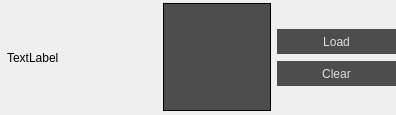
Before: the Qt Designer form src/widgets/texturepicker.ui in jahshaka/Studio, drawn with Qt 5.
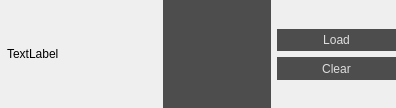
After: the same form once the commit is applied.

Patch:
```diff
--- a/src/widgets/texturepicker.ui
+++ b/src/widgets/texturepicker.ui
@@ -7,7 +7,7 @@
     <x>0</x>
     <y>0</y>
     <width>396</width>
-    <height>115</height>
+    <height>108</height>
    </rect>
   </property>
   <property name="minimumSize">
@@ -67,7 +67,7 @@
      </property>
      <property name="minimumSize">
       <size>
-       <width>150</width>
+       <width>0</width>
        <height>0</height>
       </size>
      </property>
@@ -96,16 +96,22 @@
      <property name="enabled">
       <bool>true</bool>
      </property>
+     <property name="sizePolicy">
+      <sizepolicy hsizetype="Preferred" vsizetype="Preferred">
+       <horstretch>0</horstretch>
+       <verstretch>0</verstretch>
+      </sizepolicy>
+     </property>
      <property name="minimumSize">
       <size>
-       <width>108</width>
-       <height>108</height>
+       <width>0</width>
+       <height>0</height>
       </size>
      </property>
      <property name="maximumSize">
       <size>
        <width>108</width>
-       <height>108</height>
+       <height>16777215</height>
       </size>
      </property>
      <property name="cursor">
@@ -115,7 +121,7 @@
       <bool>true</bool>
      </property>
      <property name="frameShape">
-      <enum>QFrame::Box</enum>
+      <enum>QFrame::NoFrame</enum>
      </property>
      <property name="text">
       <string/>
@@ -146,7 +152,7 @@
       <item>
        <widget class="QLabel" name="imagename">
         <property name="sizePolicy">
-         <sizepolicy hsizetype="Ignored" vsizetype="Fixed">
+         <sizepolicy hsizetype="Preferred" vsizetype="Preferred">
           <horstretch>0</horstretch>
           <verstretch>0</verstretch>
          </sizepolicy>
@@ -154,7 +160,7 @@
         <property name="minimumSize">
          <size>
           <width>0</width>
-          <height>21</height>
+          <height>0</height>
          </size>
         </property>
         <property name="maximumSize">
@@ -184,14 +190,14 @@
         </property>
         <property name="minimumSize">
          <size>
-          <width>90</width>
-          <height>25</height>
+          <width>0</width>
+          <height>0</height>
          </size>
         </property>
         <property name="maximumSize">
          <size>
           <width>16777215</width>
-          <height>25</height>
+          <height>16777215</height>
          </size>
         </property>
         <property name="text">
@@ -210,13 +216,13 @@
         <property name="minimumSize">
          <size>
           <width>0</width>
-          <height>25</height>
+          <height>0</height>
          </size>
         </property>
         <property name="maximumSize">
          <size>
           <width>16777215</width>
-          <height>25</height>
+          <height>16777215</height>
          </size>
         </property>
         <property name="text">
@@ -227,7 +233,7 @@
       <item>
        <widget class="QLabel" name="dimensions">
         <property name="sizePolicy">
-         <sizepolicy hsizetype="Ignored" vsizetype="Fixed">
+         <sizepolicy hsizetype="Preferred" vsizetype="Preferred">
           <horstretch>0</horstretch>
           <verstretch>0</verstretch>
          </sizepolicy>
@@ -235,7 +241,7 @@
         <property name="minimumSize">
          <size>
           <width>0</width>
-          <height>21</height>
+          <height>0</height>
          </size>
         </property>
         <property name="text">
```
Left out of the diff: 2 changed lines with no effect on the pictures.
